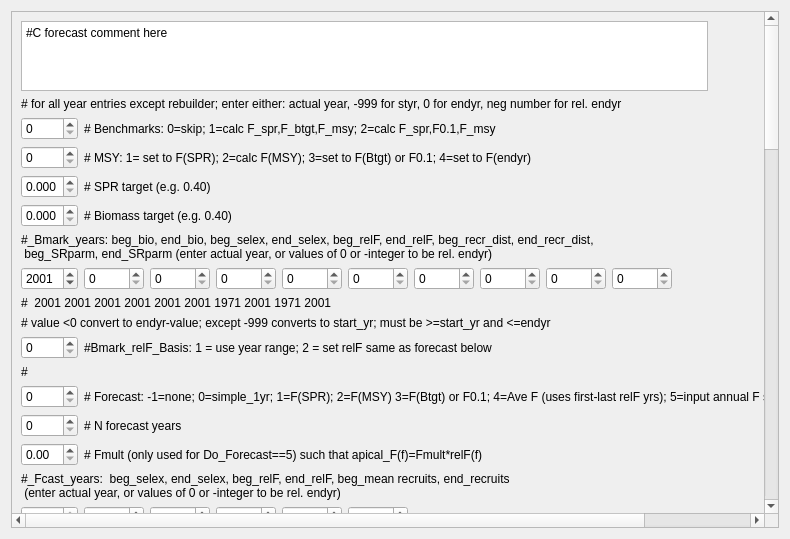
The window that ssi-files/SSI-2/forecastwidget.ui (nmfs-ost/ss3-ssi) describes before a commit, drawn with Qt 5.
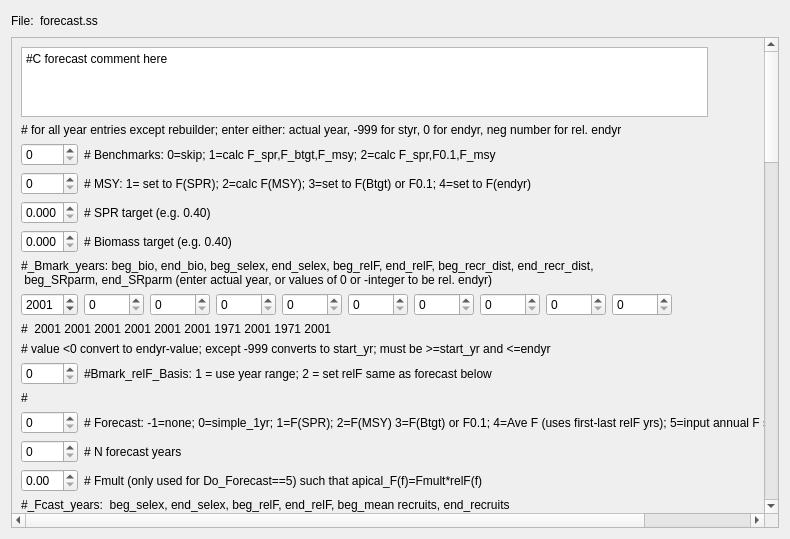
The same window after the commit.

Diff of the .ui file:
```diff
--- a/ssi-files/SSI-2/forecastwidget.ui
+++ b/ssi-files/SSI-2/forecastwidget.ui
@@ -14,6 +14,37 @@
    <string>Form</string>
   </property>
   <layout class="QVBoxLayout" name="verticalLayout">
+   <item>
+    <layout class="QHBoxLayout" name="horizontalLayout">
+     <item>
+      <widget class="QLabel" name="label_25">
+       <property name="text">
+        <string>File:</string>
+       </property>
+      </widget>
+     </item>
+     <item>
+      <widget class="QLabel" name="label_26">
+       <property name="text">
+        <string>forecast.ss</string>
+       </property>
+      </widget>
+     </item>
+     <item>
+      <spacer name="horizontalSpacer">
+       <property name="orientation">
+        <enum>Qt::Horizontal</enum>
+       </property>
+       <property name="sizeHint" stdset="0">
+        <size>
+         <width>40</width>
+         <height>20</height>
+        </size>
+       </property>
+      </spacer>
+     </item>
+    </layout>
+   </item>
    <item>
     <widget class="QScrollArea" name="scrollArea">
      <property name="widgetResizable">
@@ -681,7 +712,7 @@
           </size>
          </property>
          <property name="text">
-          <string> </string>
+          <string/>
          </property>
         </widget>
        </item>
```
